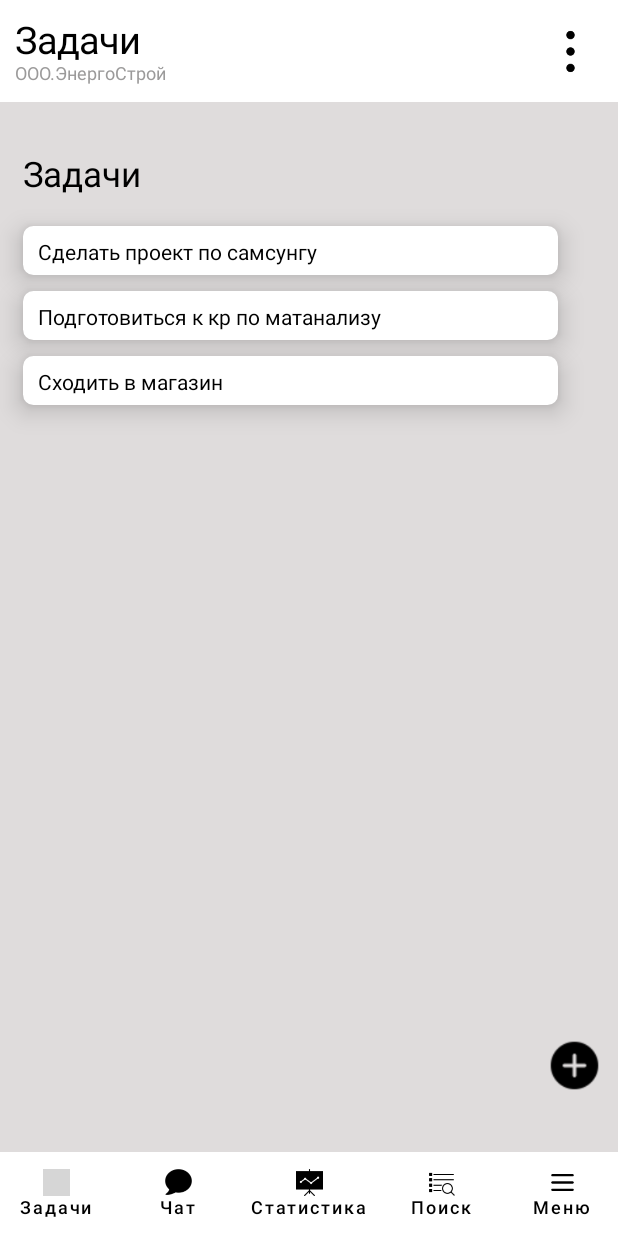
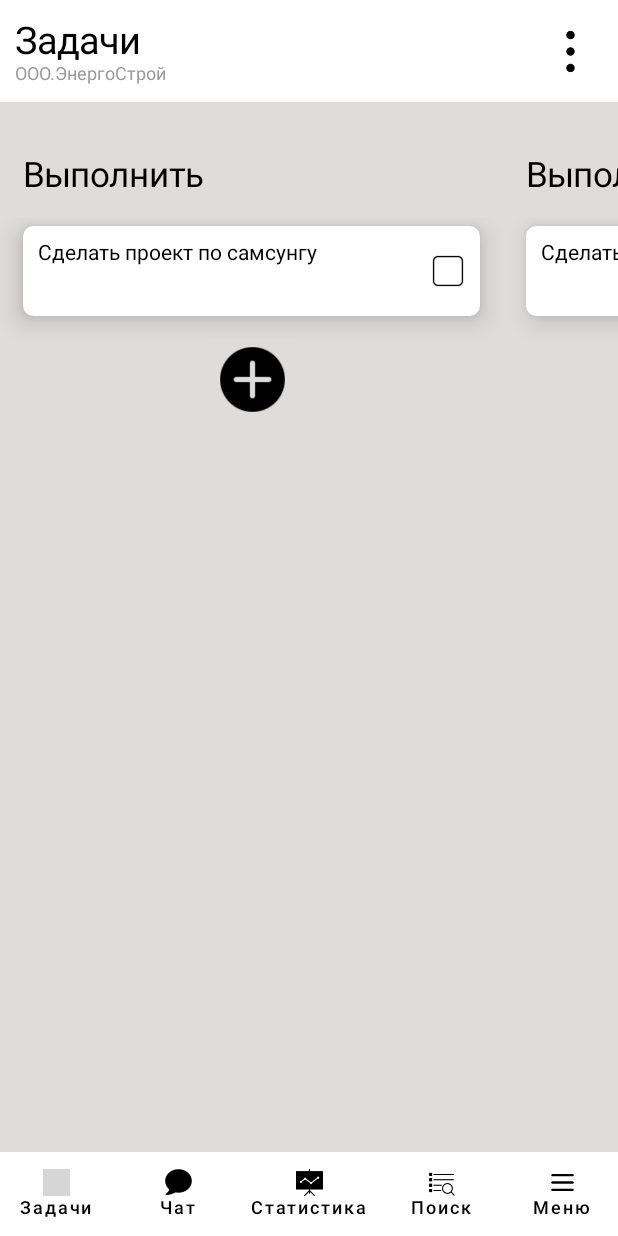
Before and after one commit to AlexsRyzh/SW_Android, an Android app built with Jetpack Compose: the screen it shows after launch (MainActivity), on a phone screen of 412 x 824 dp. Run offline under Robolectric (Android 15) with nearby library versions, the phone set to English and light mode, and no system bars; grey boxes are pictures that could not be loaded.

Commit message:
Update 0.4

```diff
--- a/app/src/main/java/com/example/sw_android/MainView.kt
+++ b/app/src/main/java/com/example/sw_android/MainView.kt
@@ -1,16 +1,13 @@
 package com.example.sw_android
 
+import android.media.Image
 import android.support.v4.os.IResultReceiver
-import androidx.compose.foundation.BorderStroke
-import androidx.compose.foundation.Image
-import androidx.compose.foundation.background
-import androidx.compose.foundation.border
+import androidx.compose.foundation.*
 import androidx.compose.foundation.layout.*
+import androidx.compose.foundation.lazy.LazyColumn
+import androidx.compose.foundation.lazy.itemsIndexed
 import androidx.compose.foundation.shape.RoundedCornerShape
-import androidx.compose.material.Button
-import androidx.compose.material.ButtonDefaults
-import androidx.compose.material.Card
-import androidx.compose.material.Text
+import androidx.compose.material.*
 import androidx.compose.runtime.Composable
 import androidx.compose.ui.Alignment
 import androidx.compose.ui.Modifier
@@ -22,6 +19,8 @@ import androidx.compose.ui.res.painterResource
 import androidx.compose.ui.tooling.preview.Preview
 import androidx.compose.ui.unit.dp
 import androidx.compose.ui.unit.sp
+import com.google.android.material.bottomappbar.BottomAppBar
+import androidx.compose.material.BottomAppBar as BottomAppBar1
 
 
 @Composable
@@ -33,6 +32,8 @@ fun MainView(){
     }
 
 }
+
+
 
 @Composable
 fun NavTop(firma: String){     // сделать какую-либо общую перееменную для фирмы... взятое с рег.
@@ -77,72 +78,88 @@ fun NavTop(firma: String){     // сделать какую-либо общую
 
 @Composable
 fun Nav(){
+        Row(modifier = Modifier
+            .background(Color(red = 0xDF, green = 0xDC, blue = 0xDC, alpha = 0xFF))
+            .horizontalScroll(
+                rememberScrollState()
+            )
+        )
+        {
             Column(modifier = Modifier
                 .background(Color(red = 0xDF, green = 0xDC, blue = 0xDC, alpha = 0xFF))
                 .fillMaxWidth()
                 .fillMaxHeight(0.926f)
-            .padding(start = 10.dp, end = 10.dp, top = 35.dp, bottom = 35.dp),
+                .padding(start = 10.dp, end = 10.dp, top = 35.dp),
             ) {
 
                 Row(modifier = Modifier
                     .fillMaxWidth()
                     .padding(start = 5.dp, bottom = 15.dp)) {
-                Text(text = "Задачи",
+                    Text(text = "Выполнить",
                         fontSize = 23.sp)
                 }
 
-            Column(modifier = Modifier.fillMaxHeight(0.93f)) {
-                TaskCard(task = "Сделать проект по самсунгу")
-                TaskCard(task = "Подготовиться к кр по матанализу")
-                TaskCard(task = "Сходить в магазин")
-            }
+                Column(
+                    modifier = Modifier
+                        .fillMaxHeight()
+                        .size(315.dp)
+                        .verticalScroll(rememberScrollState())
+                )
+                {
+                    TaskCard(task = "Сделать проект по самсунгу", R.drawable.emptly_chechbox)
 
-            Row(modifier = Modifier.fillMaxWidth(),
-                horizontalArrangement = Arrangement.End) {
-                Image(painter = painterResource(id = R.drawable.adtask),
+                    Box(
+                        modifier = Modifier
+                            .fillMaxWidth()
+                            .padding(bottom = 18.dp)
+                            .background(Color.Transparent),
+                        contentAlignment = Alignment.Center
+                    )
+                    {
+                        Button(
+                            onClick = { /*TODO*/ },
+                            colors = ButtonDefaults.buttonColors(backgroundColor = Color(red = 0xDF, green = 0xDC, blue = 0xDC, alpha = 0xFF)),
+                            elevation = ButtonDefaults.elevation(0.dp),
+                            contentPadding = PaddingValues(0.dp),
+                            modifier = Modifier.padding(top = 10.dp)
+                        )
+                        {
+                            Image(painter = painterResource(id = R.drawable.adtask1),
                                 contentDescription = "adtask",
-                    modifier = Modifier.size(38.dp))
+                                modifier = Modifier.size(54.dp))
                         }
                     }
                 }
 
 
-@Composable
-fun TaskCard(task: String){
-    Card(modifier = Modifier
+            }
+            Column(modifier = Modifier
+                .background(Color(red = 0xDF, green = 0xDC, blue = 0xDC, alpha = 0xFF))
                 .fillMaxWidth()
-        .padding(start = 5.dp, end = 30.dp, bottom = 5.dp, top = 5.dp),
-    elevation = 10.dp,
-    shape = RoundedCornerShape(7.dp))
-    //contentColor = Color.White)
-        {
-            Column() {
+                .fillMaxHeight(0.926f)
+                .padding(start = 10.dp, end = 10.dp, top = 35.dp),
+            ) {
 
+                Row(modifier = Modifier
+                    .fillMaxWidth()
+                    .padding(start = 5.dp, bottom = 15.dp)) {
+                    Text(text = "Выполнено",
+                        fontSize = 23.sp)
+                }
 
-                Box(
-                    contentAlignment = Alignment.CenterStart,
-                    modifier = Modifier.padding(start = 10.dp, end = 10.dp, bottom = 3.dp, top = 10.dp)
+                Column(
+                    modifier = Modifier
+                        .fillMaxHeight()
+                        .size(315.dp)
+                        .verticalScroll(rememberScrollState())
                 )
                 {
-                    Text(text = task)
-                }
+                    TaskCard(task = "Сделать проект по самсунгу", R.drawable.chekbox)
 
-
-                Box(
-                    contentAlignment = Alignment.CenterStart,
-                    modifier = Modifier.padding(start = 20.dp, bottom = 3.dp)
-                )
-                {
-                    //Image(
-                    //    painter = painterResource(id = R.drawable.galochka),
-                    //    contentDescription = "galochka",                              //ДОРАБОТАТЬ С КАРТИНКОЙ!!!
-                     //   modifier = Modifier.size(10.dp)
-                    //)
                 }
             }
         }
 }
-
 
 
 @Composable
@@ -155,6 +172,63 @@ fun NavBot(){
         horizontalArrangement = Arrangement.SpaceBetween
     )
     {
+        ButtonNuvBot(R.drawable.chek,"chek", "Задачи")
+        ButtonNuvBot(R.drawable.chat,"chat", "Чат")
+        ButtonNuvBot(R.drawable.stat,"stat", "Статистика")
+        ButtonNuvBot(R.drawable.lupa,"lupa", "Поиск")
+        ButtonNuvBot(R.drawable.menu,"menu", "Меню")
+        }
+}
+
+
+@Composable
+fun TaskCard(task: String, IdImage: Int){
+    Card(modifier = Modifier
+        .fillMaxWidth()
+        .padding(5.dp),
+        elevation = 10.dp,
+        shape = RoundedCornerShape(7.dp))
+    //contentColor = Color.White)
+    {
+        Row() {
+
+
+            Box(
+                contentAlignment = Alignment.CenterStart,
+                modifier = Modifier
+                    .padding(start = 10.dp, end = 10.dp, bottom = 10.dp, top = 10.dp)
+                    .fillMaxWidth(0.85f)
+            )
+            {
+                Text(text = task)
+            }
+
+
+            Box(
+                contentAlignment = Alignment.CenterStart,
+                modifier = Modifier
+                    .fillMaxWidth()
+                    .padding(6.dp)
+            )
+            {
+                Button(onClick = { /*TODO*/ },
+                    colors = ButtonDefaults.buttonColors(backgroundColor = Color.White),
+                    elevation = ButtonDefaults.elevation(0.dp),
+                    contentPadding = PaddingValues(3.dp)) {
+                    Image(
+                        painter = painterResource(id = IdImage),
+                        contentDescription = "Task",                              //ДОРАБОТАТЬ С КАРТИНКОЙ!!!
+                        modifier = Modifier.size(36.dp)
+                    )
+                }
+
+            }
+        }
+    }
+}
+
+@Composable
+fun ButtonNuvBot(idImage: Int, TextImage: String, Text: String) {
     Button(
         onClick = { /*TODO*/ },
         colors = ButtonDefaults.buttonColors(backgroundColor = Color.White),
@@ -164,88 +238,22 @@ fun NavBot(){
         Column(horizontalAlignment = Alignment.CenterHorizontally)
         {
             Image(
-                    painter = painterResource(id = R.drawable.chek),
-                    contentDescription = "chek",
-                    modifier = Modifier.size(18.dp))
-                Text(text = "Задачи",
-                    fontSize = 12.sp)
-            }
-
-        }
-
-        Button(
-            onClick = { /*TODO*/ },
-            colors = ButtonDefaults.buttonColors(backgroundColor = Color.White),
-            elevation = ButtonDefaults.elevation(0.dp),
-            contentPadding = PaddingValues(horizontal = 0.dp)) {
-            Column(horizontalAlignment = Alignment.CenterHorizontally)
-            {
-                Image(
-                    painter = painterResource(id = R.drawable.chat),
-                    contentDescription = "chat",
-                    modifier = Modifier.size(18.dp))
-                Text(text = "Чат",
-                    fontSize = 12.sp)
-            }
-
-        }
-
-        Button(
-            onClick = { /*TODO*/ },
-            colors = ButtonDefaults.buttonColors(backgroundColor = Color.White),
-            elevation = ButtonDefaults.elevation(0.dp),
-            contentPadding = PaddingValues(horizontal = 0.dp)) {
-            Column(horizontalAlignment = Alignment.CenterHorizontally)
-            {
-                Image(
-                    painter = painterResource(id = R.drawable.stat  ),
-                    contentDescription = "stat",
-                    modifier = Modifier.size(18.dp))
-                Text(text = "Статистика",
-                    fontSize = 12.sp)
-            }
-
-        }
-
-        Button(
-            onClick = { /*TODO*/ },
-            colors = ButtonDefaults.buttonColors(backgroundColor = Color.White),
-            elevation = ButtonDefaults.elevation(0.dp),
-            contentPadding = PaddingValues(horizontal = 0.dp)) {
-            Column(horizontalAlignment = Alignment.CenterHorizontally)
-            {
-                Image(
-                    painter = painterResource(id = R.drawable.lupa),
-                    contentDescription = "lupa",                              //ДОРАБОТАТЬ С КАРТИНКОЙ!!!
-                    modifier = Modifier.size(18.dp))
-                Text(text = "Поиск",
-                    fontSize = 12.sp)
-            }
-
-        }
-
-        Button(onClick = { /*TODO*/ },colors = ButtonDefaults.buttonColors(backgroundColor = Color.White),
-            elevation = ButtonDefaults.elevation(0.dp),contentPadding = PaddingValues(horizontal = 0.dp)) {
-            Column(horizontalAlignment = Alignment.CenterHorizontally)
-            {
-                Image(
-                    painter = painterResource(id = R.drawable.menu),
-                    contentDescription = "menu",                              //ДОРАБОТАТЬ С КАРТИНКОЙ!!!
-                    modifier = Modifier.size(18.dp))
-                Text(text = "Меню",
-                    fontSize = 12.sp)
-            }
-
-        }
-
+                painter = painterResource(id = idImage),
+                contentDescription = TextImage,
+                modifier = Modifier.size(18.dp)
+            )
+            Text(
+                text = Text,
+                fontSize = 12.sp
+            )
         }
     }
-
+}
 
 @Preview
 @Composable
 fun PrewivNavTop() {
-    Column {
+    Column(modifier = Modifier.fillMaxHeight()) {
         NavTop("ООО.ЭнергоСтрой")
         Nav()
         NavBot()
```
Also changed, not shown: app/src/main/res/drawable/adtask1.png (added), app/src/main/res/drawable/chekbox.png (added), app/src/main/res/drawable/emptly_chechbox.png (added). Lines whose indentation alone changed are shown as unchanged.
